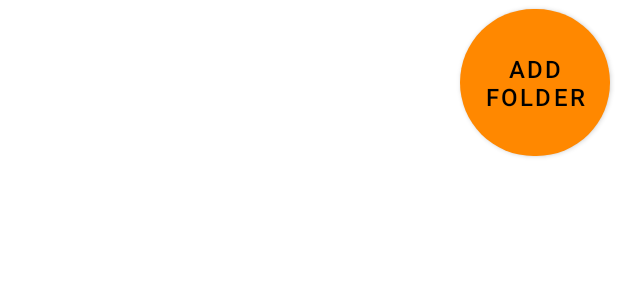
After one commit to Nikita0093/Notes_lesson_6, an Android app: the layout fragment_notes_folders.xml on its own in the app's theme, with its tools: preview values and no code run, on a phone screen of 412 x 824 dp. The commit adds this screen. Shown: the top 300 px of the screen. Run offline under Robolectric (Android 15) with nearby library versions, the phone set to English and light mode, and no system bars.

Commit message:
Урок 7 - Закончили урок 7V2

```diff
--- a/app/src/main/java/com/example/notes_lesson_6/MainActivity.java
+++ b/app/src/main/java/com/example/notes_lesson_6/MainActivity.java
@@ -13,8 +13,8 @@ public class MainActivity extends AppCompatActivity {
         setContentView(R.layout.activity_main);
 
         if (savedInstanceState == null) {
-            NotesNames notes_names = NotesNames.newInstance();
-            getSupportFragmentManager().beginTransaction().replace(R.id.Names, notes_names).commit();
+            NotesFolders notes_folders = NotesFolders.newInstance();
+            getSupportFragmentManager().beginTransaction().replace(R.id.Names, notes_folders).commit();
         }
     }
 
--- /dev/null
+++ b/app/src/main/res/layout/fragment_notes_folders.xml
@@ -0,0 +1,24 @@
+<?xml version="1.0" encoding="utf-8"?>
+<LinearLayout xmlns:android="http://schemas.android.com/apk/res/android"
+    xmlns:app="http://schemas.android.com/apk/res-auto"
+    xmlns:tools="http://schemas.android.com/tools"
+    android:layout_width="match_parent"
+    android:layout_height="match_parent"
+    android:orientation="vertical"
+    tools:context=".NotesNames">
+
+    <com.google.android.material.button.MaterialButton
+        android:layout_width="100sp"
+        android:layout_height="110sp"
+        android:layout_gravity="end"
+        android:layout_marginEnd="5sp"
+        android:gravity="center"
+        android:text="ADD Folder"
+        android:textColor="@color/black"
+        android:textSize="16sp"
+        app:backgroundTint="@android:color/holo_orange_dark"
+        app:cornerRadius="90sp">
+
+    </com.google.android.material.button.MaterialButton>
+
+</LinearLayout>
```
Also changed, not shown: app/src/main/java/com/example/notes_lesson_6/NotesFolders.java (added, +80 -0 lines), app/src/main/res/values/folders.xml (+0 -8 lines).
